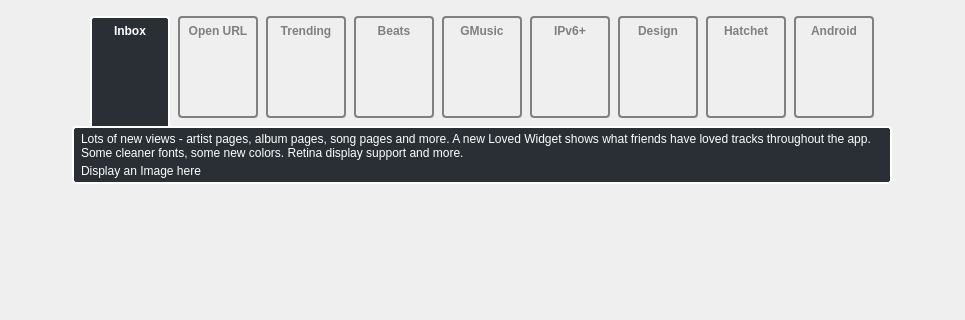
First picture: the form in src/viewpages/whatsnew_0_8/WhatsNewWidget_0_8.ui, repository tomahawk-player/tomahawk, before the edit; both pictures show x 0 to 965 and y 0 to 320 of the 965 by 616 pixel window.
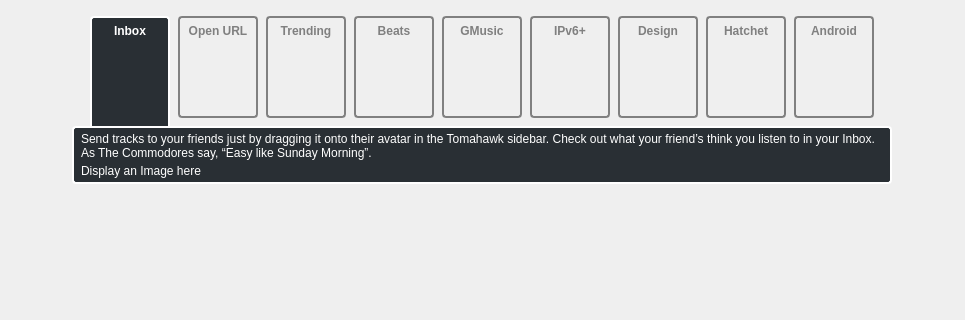
Second picture: the form after the edit. Custom widgets are drawn as their Qt base class.

Commit message: [whatsnew] Update inbox text

What changed in the file:
```diff
--- a/src/viewpages/whatsnew_0_8/WhatsNewWidget_0_8.ui
+++ b/src/viewpages/whatsnew_0_8/WhatsNewWidget_0_8.ui
@@ -1118,7 +1118,7 @@
                </sizepolicy>
               </property>
               <property name="text">
-               <string>Lots of new views - artist pages, album pages, song pages and more. A new Loved Widget shows what friends have loved tracks throughout the app. Some cleaner fonts, some new colors. Retina display support and more.</string>
+               <string>Send tracks to your friends just by dragging it onto their avatar in the Tomahawk sidebar. Check out what your friend’s think you listen to in your Inbox. As The Commodores say, “Easy like Sunday Morning”.</string>
               </property>
               <property name="scaledContents">
                <bool>false</bool>
```
